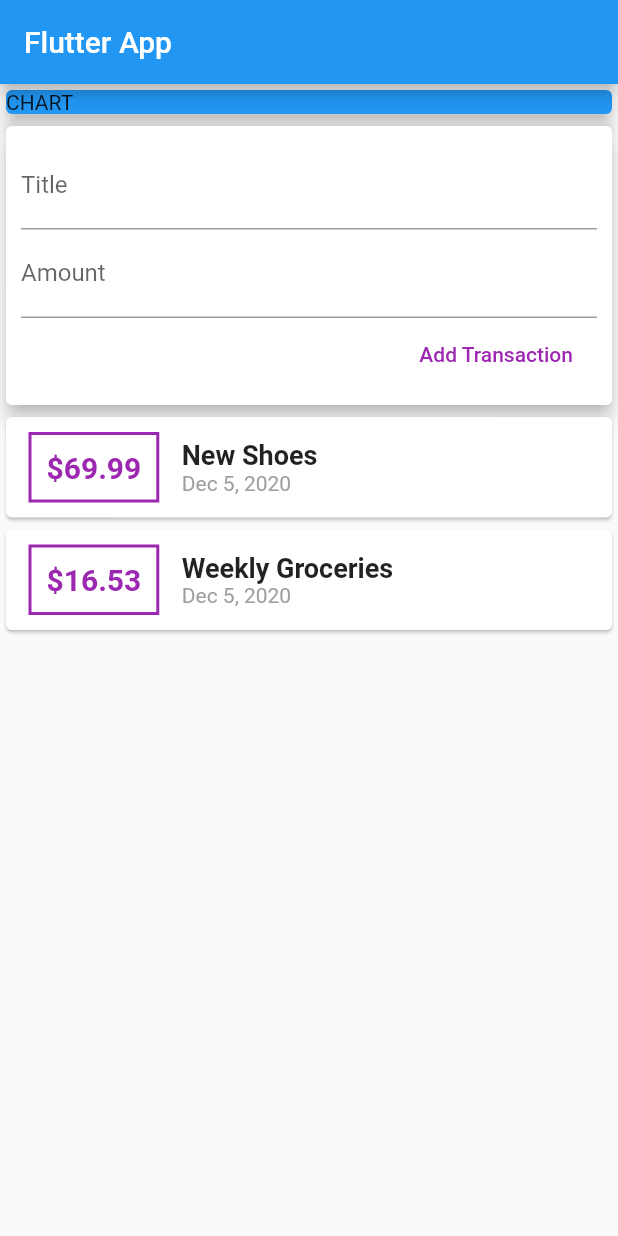
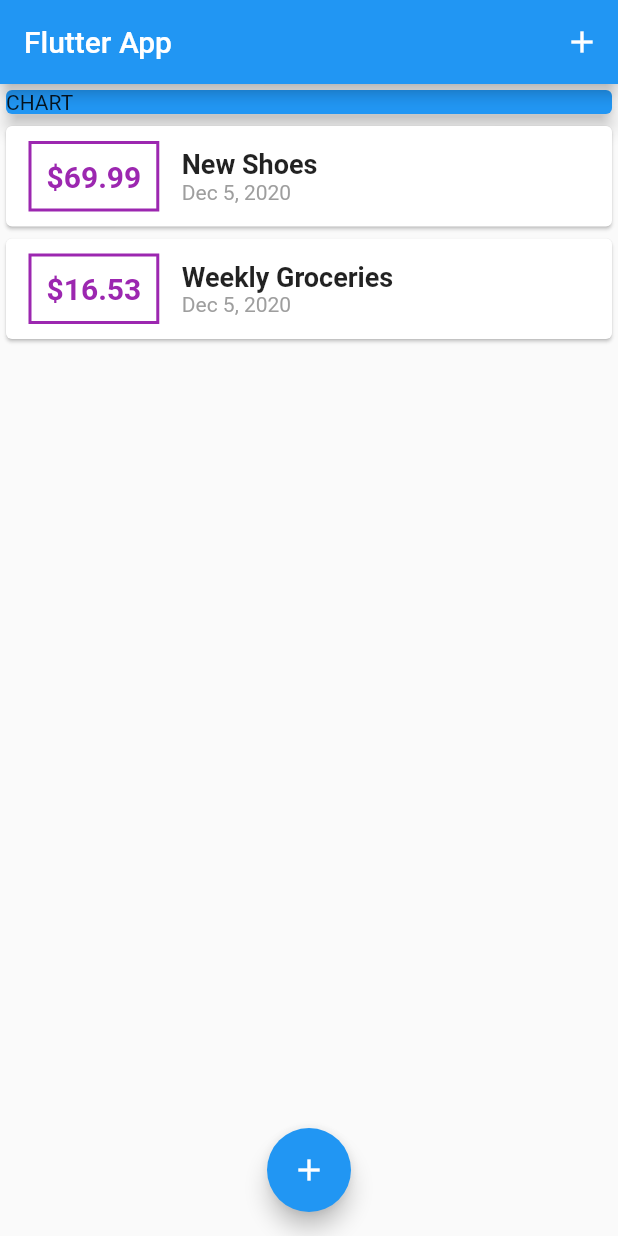
Before and after one commit to pmbrull/flutter-personal-expenses-app, a Flutter app: the screen it shows after launch, on a phone screen of 412 x 824 dp. Run offline on Flutter 3.47's test engine with Material 2 defaults, Android fonts, the phone set to English and light mode, and no system bars.

Commit message:
Prepare buttons and state

```diff
--- a/lib/main.dart
+++ b/lib/main.dart
@@ -1,6 +1,8 @@
 import 'package:flutter/material.dart';
+import 'package:personal_expenses/widgets/new_transaction.dart';
 
-import './widgets/user_transactions.dart';
+import './widgets/transaction_list.dart';
+import './models/transaction.dart';
 
 void main() => runApp(MyApp());
 
@@ -14,13 +16,65 @@ class MyApp extends StatelessWidget {
   }
 }
 
-class MyHomePage extends StatelessWidget {
+class MyHomePage extends StatefulWidget {
+  @override
+  _MyHomePageState createState() => _MyHomePageState();
+}
+
+class _MyHomePageState extends State<MyHomePage> {
+  final List<Transaction> _userTransactions = [
+    Transaction(
+      id: 't1',
+      title: 'New Shoes',
+      amount: 69.99,
+      date: DateTime.now(),
+    ),
+    Transaction(
+      id: 't2',
+      title: 'Weekly Groceries',
+      amount: 16.53,
+      date: DateTime.now(),
+    ),
+  ];
+
+  void _addNewTransaction(String txTitle, double txAmount) {
+    final newTx = Transaction(
+      id: DateTime.now().toString(),
+      title: txTitle,
+      amount: txAmount,
+      date: DateTime.now(),
+    );
+
+    setState(() {
+      // changes the list values, but not the pointer, which is final
+      _userTransactions.add(newTx);
+    });
+  }
+
+  void _startAddNewTransaction(BuildContext ctx) {
+    showModalBottomSheet(
+      context: ctx,
+      builder: (_) {
+        return GestureDetector(
+          onTap: () {},
+          child: NewTransaction(_addNewTransaction),
+          behavior: HitTestBehavior.opaque,
+        );
+      },
+    );
+  }
 
   @override
   Widget build(BuildContext context) {
     return Scaffold(
       appBar: AppBar(
         title: Text('Flutter App'),
+        actions: <Widget>[
+          IconButton(
+            icon: Icon(Icons.add),
+            onPressed: () => _startAddNewTransaction(context),
+          )
+        ],
       ),
       body: SingleChildScrollView(
         child: Column(
@@ -35,9 +89,14 @@ class MyHomePage extends StatelessWidget {
                 elevation: 5,
               ),
             ),
-            UserTransactions(),
+            TransactionList(_userTransactions)
           ],
         ),
+      ),
+      floatingActionButtonLocation: FloatingActionButtonLocation.centerFloat,
+      floatingActionButton: FloatingActionButton(
+        child: Icon(Icons.add),
+        onPressed: () => _startAddNewTransaction(context),
       ),
     );
   }
--- a/lib/widgets/user_transactions.dart
+++ /dev/null
@@ -1,52 +0,0 @@
-import 'package:flutter/material.dart';
-
-import './transaction_list.dart';
-import './new_transaction.dart';
-import '../models/transaction.dart';
-
-class UserTransactions extends StatefulWidget {
-  @override
-  _UserTransactionsState createState() => _UserTransactionsState();
-}
-
-class _UserTransactionsState extends State<UserTransactions> {
-  final List<Transaction> _userTransactions = [
-    Transaction(
-      id: 't1',
-      title: 'New Shoes',
-      amount: 69.99,
-      date: DateTime.now(),
-    ),
-    Transaction(
-      id: 't2',
-      title: 'Weekly Groceries',
-      amount: 16.53,
-      date: DateTime.now(),
-    ),
-  ];
-
-  void _addNewTransaction(String txTitle, double txAmount) {
-    final newTx = Transaction(
-      id: DateTime.now().toString(),
-      title: txTitle,
-      amount: txAmount,
-      date: DateTime.now(),
-    );
-
-    setState(() {
-      // changes the list values, but not the pointer, which is final
-      _userTransactions.add(newTx);
-    });
-
-  }
-
-  @override
-  Widget build(BuildContext context) {
-    return Column(
-      children: <Widget>[
-        NewTransaction(_addNewTransaction),
-        TransactionList(_userTransactions),
-      ],
-    );
-  }
-}
```
Also changed, not shown: lib/widgets/new_transaction.dart (+13 -5 lines).
